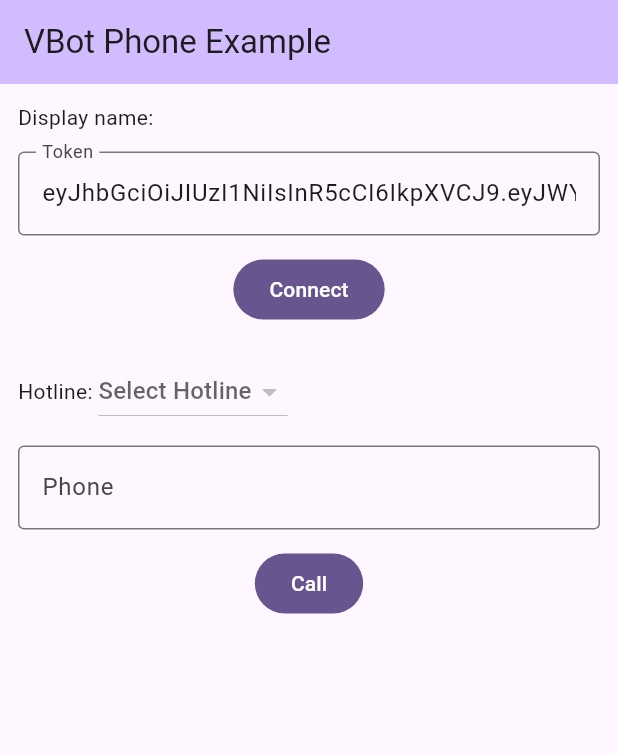
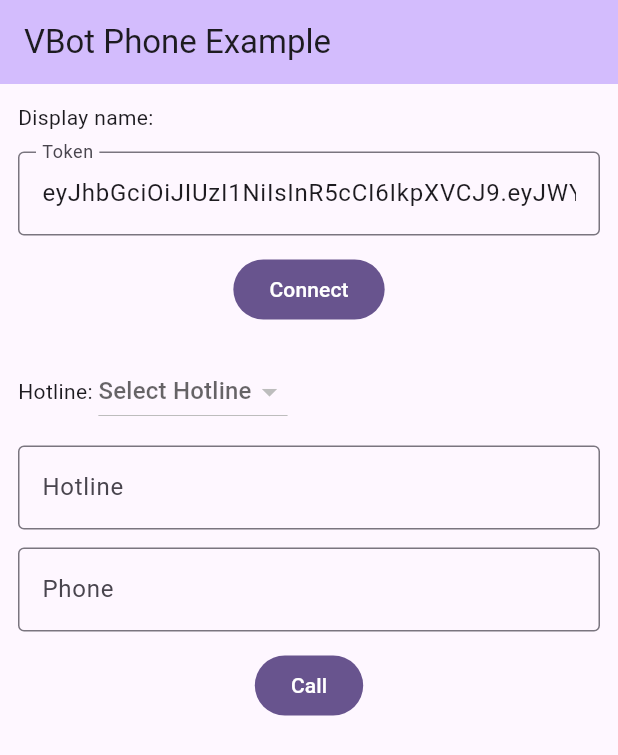
Before and after one commit to VBotDevTeam/vbot_flutter_example, a Flutter app: the screen it shows after launch, after a tap on "Call", on a phone screen of 412 x 824 dp. Shown: the top 755 px of the screen. Run offline on Flutter 3.47's test engine with Material 3 defaults, Android fonts, the phone set to English and light mode, and no system bars.

Commit message:
update code

```diff
--- a/lib/main.dart
+++ b/lib/main.dart
@@ -37,6 +37,7 @@ final GlobalKey<ScaffoldMessengerState> scaffoldMessengerKey =
 class _MyHomePageState extends State<MyHomePage> {
   final tokenController = TextEditingController();
   final phoneController = TextEditingController();
+  final hotlineController = TextEditingController();
 
   String displayName = "";
   final phone = VBotPhone();
@@ -64,23 +65,9 @@ class _MyHomePageState extends State<MyHomePage> {
   @override
   void initState() {
     super.initState();
-    // _eventChannel.receiveBroadcastStream().listen(_onEvent, onError: _onError);
     tokenController.text =
-        'eyJhbGciOiJIUzI1NiIsInR5cCI6IkpXVCJ9.eyJWYWx1ZSI6IjM2Mi0zMTU0LTEwMi0xNDcifQ.V2uakI8cWDHH7CerIcHUY6zGylNIAQ1T22K06T03d7w';
+        'eyJhbGciOiJIUzI1NiIsInR5cCI6IkpXVCJ9.eyJWYWx1ZSI6IjU0ODctNDU1Mi0xNTQtMTkzIn0.3Nn1DAXDxXsDMnJ5pKarvik9Wxw1-JjC6NICL8Ox9Co';
   }
-
-  // void _onEvent(Object? event) {
-  //   print('qdatttt call state $event');
-  //   setState(() {
-  //     callState = "$event";
-  //   });
-  // }
-
-  // void _onError(Object error) {
-  //   setState(() {
-  //     callState = 'unknown';
-  //   });
-  // }
 
   void _connect() async {
     setState(() {
@@ -125,8 +112,10 @@ class _MyHomePageState extends State<MyHomePage> {
       return;
     }
     try {
-      final calleeName = await phone.startCall(
-          selectedHotline!.phoneNumber, phoneController.text);
+      String hotlineNumber =
+          hotlineController.text != "" ? selectedHotline!.phoneNumber : '';
+      final calleeName =
+          await phone.startCall(hotlineNumber, phoneController.text);
       callee = calleeName ?? "Error";
     } catch (e) {
       print("call exception: $e");
@@ -155,11 +144,11 @@ class _MyHomePageState extends State<MyHomePage> {
                       : snapshot.data!.state,
                   style: Theme.of(context).textTheme.titleMedium,
                 ),
-                if (snapshot.data!.state == 'confirmed')
                 Wrap(
                   spacing: 8.0,
                   runSpacing: 4.0,
                   children: [
+                    if (snapshot.data!.state == 'confirmed') ...[
                       FilledButton(
                         onPressed: muteMic,
                         child: Text(snapshot.data!.isMute ? "Unmute" : "Mute"),
@@ -168,9 +157,12 @@ class _MyHomePageState extends State<MyHomePage> {
                         onPressed: onoffSpeaker,
                         child: const Text("Speaker"),
                       ),
+                    ],
+                    if (snapshot.data!.state == 'confirmed' ||
+                        snapshot.data!.state == 'calling')
                       FilledButton(
                         style: ButtonStyle(
-                          backgroundColor: MaterialStateProperty.all<Color>(
+                          backgroundColor: WidgetStateProperty.all<Color>(
                               Theme.of(context).colorScheme.error),
                         ),
                         onPressed: hangupCall,
@@ -256,9 +248,12 @@ class _MyHomePageState extends State<MyHomePage> {
                         value: selectedHotline,
                         hint: const Text('Select Hotline'),
                         onChanged: (VBotHotline? newValue) {
+                          if (newValue != null) {
                             setState(() {
+                              hotlineController.text = newValue.name;
                               selectedHotline = newValue;
                             });
+                          }
                         },
                         items: hotlines.map<DropdownMenuItem<VBotHotline>>(
                             (VBotHotline value) {
@@ -269,6 +264,14 @@ class _MyHomePageState extends State<MyHomePage> {
                         }).toList(),
                       ),
                     ],
+                  ),
+                  const SizedBox(height: 12),
+                  TextField(
+                    controller: hotlineController,
+                    decoration: const InputDecoration(
+                      border: OutlineInputBorder(),
+                      labelText: 'Hotline',
+                    ),
                   ),
                   const SizedBox(height: 12),
                   TextField(
@@ -283,19 +286,6 @@ class _MyHomePageState extends State<MyHomePage> {
                     onPressed: _call,
                     child: const Text("Call"),
                   ),
-                  // if (isCalling) ...[
-                  //   const CircularProgressIndicator()
-                  // ] else ...[
-                  //   if (callState != "disconnected" && callState != "") ...[
-                  //     Text(callee),
-                  //     Text(callState),
-                  //   ] else ...[
-                  //     FilledButton(
-                  //       onPressed: _call,
-                  //       child: const Text("Call"),
-                  //     ),
-                  //   ],
-                  // ],
                   const SizedBox(height: 20),
                   _callView(),
                 ],
--- a/pubspec.yaml
+++ b/pubspec.yaml
@@ -1,6 +1,7 @@
 name: vbot_flutter_demo
 description: "Demo VBot SDK for Flutter"
 publish_to: "none"
+version: 1.0.0+1
 
 environment:
   sdk: ">=3.2.4 <4.0.0"
```
Also changed, not shown: 627 other files. Lines whose indentation alone changed are shown as unchanged.
